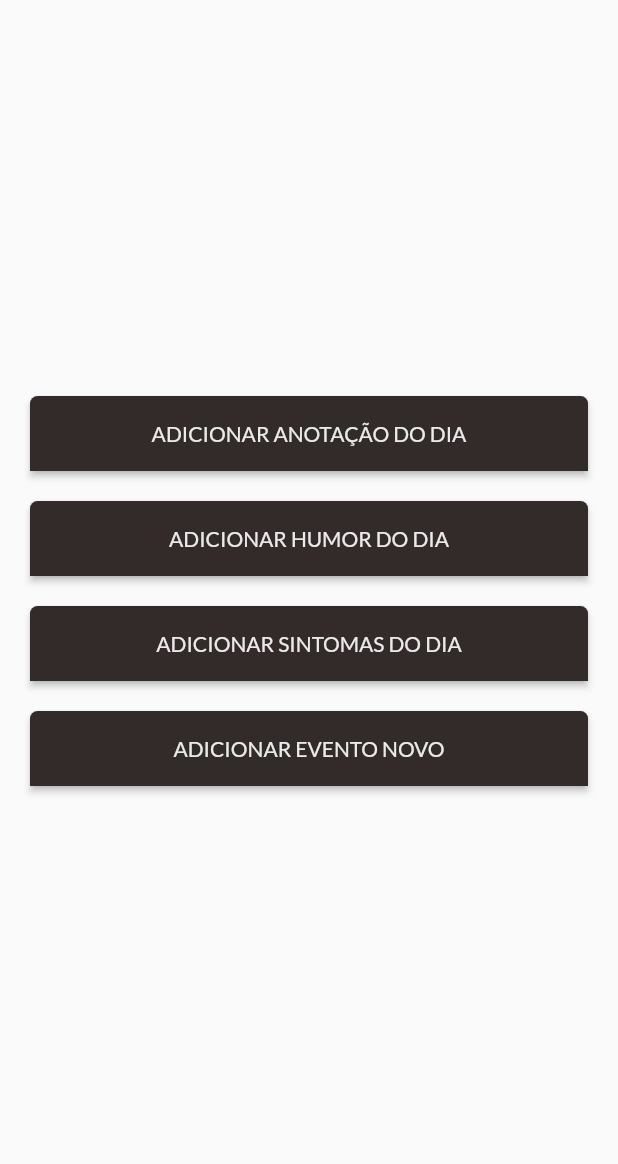
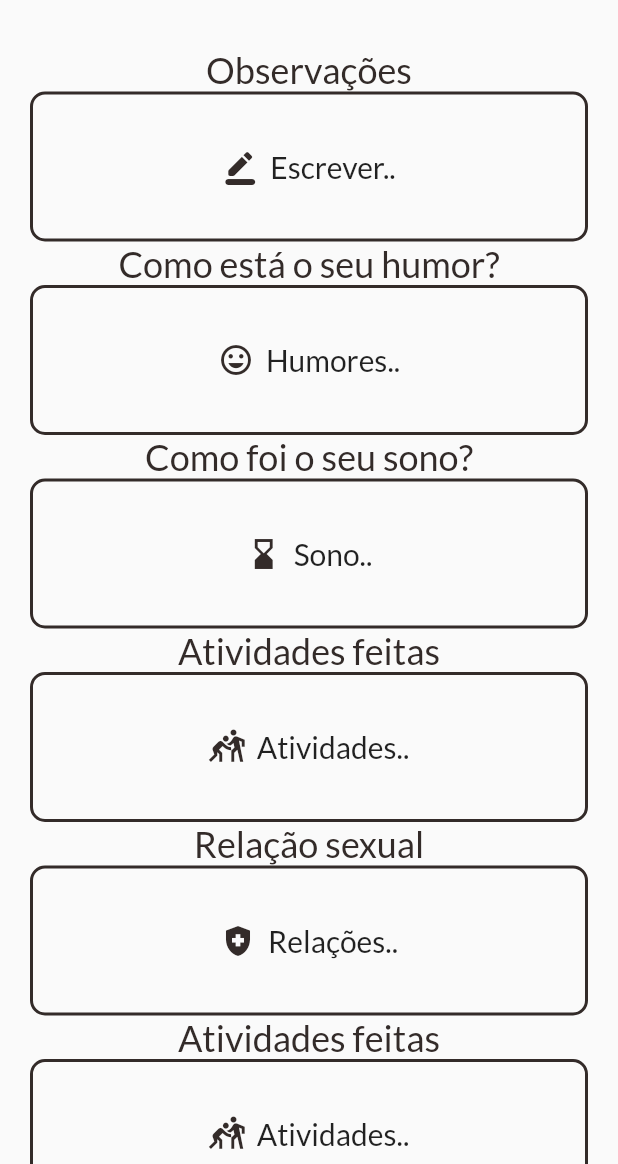
Before and after one commit to MyllaGraciani/app-aima, a Flutter app: the NotasPage screen opened directly, on a phone screen of 412 x 824 dp, the part 72-1236 px from its top. Run offline on Flutter 3.47's test engine with Material 2 defaults, Android fonts, the phone set to English and light mode, and no system bars; our stand-ins replace firebase_core, table_calendar; accounts and stored records are empty.

Commit message:
testando layouts para anotações

```diff
--- a/lib/ui/android/pages/notas.page.dart
+++ b/lib/ui/android/pages/notas.page.dart
@@ -1,6 +1,6 @@
-import 'package:aima/ui/shared/pages/embreve.page.dart';
 import 'package:aima/ui/shared/widgets/appbar.widget.dart';
-import 'package:aima/ui/shared/widgets/button.widget.dart';
+import 'package:aima/ui/shared/widgets/box.widget.dart';
+
 import 'package:flutter/material.dart';
 
 class NotasPage extends StatelessWidget {
@@ -11,75 +11,48 @@ class NotasPage extends StatelessWidget {
         label: 'Anotações',
         textStyleSub: Theme.of(context).textTheme.subtitle1,
       ),
-      body: Container(
+      body: ListView(
+        children: [
+          Container(
             padding: EdgeInsets.all(20),
             child: Column(
-          mainAxisAlignment: MainAxisAlignment.center,
+              mainAxisAlignment: MainAxisAlignment.spaceEvenly,
               children: [
-            ButtonWidgetGeneric(
-              typeButton: ElevatedButton(
-                child: Text("ADICIONAR ANOTAÇÃO DO DIA"),
-                onPressed: () {
-                  Navigator.push(
-                    context,
-                    MaterialPageRoute(
-                      builder: (context) => EmBrevePage(),
+                BoxWidget(
+                  titleAsk: "Observações",
+                  descButton: "Escrever..",
+                  iconButton: Icon(Icons.border_color_rounded),
                 ),
-                  );
-                },
+                BoxWidget(
+                  titleAsk: "Como está o seu humor?",
+                  descButton: "Humores..",
+                  iconButton: Icon(Icons.tag_faces_outlined),
                 ),
+                BoxWidget(
+                  titleAsk: "Como foi o seu sono?",
+                  descButton: "Sono..",
+                  iconButton: Icon(Icons.hourglass_bottom),
                 ),
-            SizedBox(
-              height: 20,
+                BoxWidget(
+                  titleAsk: "Atividades feitas",
+                  descButton: "Atividades..",
+                  iconButton: Icon(Icons.sports_kabaddi_outlined),
                 ),
-            ButtonWidgetGeneric(
-              typeButton: ElevatedButton(
-                child: Text("ADICIONAR HUMOR DO DIA"),
-                onPressed: () {
-                  Navigator.push(
-                    context,
-                    MaterialPageRoute(
-                      builder: (context) => EmBrevePage(),
+                BoxWidget(
+                  titleAsk: "Relação sexual",
+                  descButton: "Relações..",
+                  iconButton: Icon(Icons.health_and_safety_sharp),
                 ),
-                  );
-                },
+                BoxWidget(
+                  titleAsk: "Atividades feitas",
+                  descButton: "Atividades..",
+                  iconButton: Icon(Icons.sports_kabaddi_outlined),
                 ),
-            ),
-            SizedBox(
-              height: 20,
-            ),
-            ButtonWidgetGeneric(
-              typeButton: ElevatedButton(
-                child: Text("ADICIONAR SINTOMAS DO DIA"),
-                onPressed: () {
-                  Navigator.push(
-                    context,
-                    MaterialPageRoute(
-                      builder: (context) => EmBrevePage(),
-                    ),
-                  );
-                },
-              ),
-            ),
-            SizedBox(
-              height: 20,
-            ),
-            ButtonWidgetGeneric(
-              typeButton: ElevatedButton(
-                child: Text("ADICIONAR EVENTO NOVO"),
-                onPressed: () {
-                  Navigator.push(
-                    context,
-                    MaterialPageRoute(
-                      builder: (context) => EmBrevePage(),
-                    ),
-                  );
-                },
+              ],
             ),
           ),
         ],
       ),
-      ),
     );
   }
 }
--- /dev/null
+++ b/lib/ui/shared/widgets/box.widget.dart
@@ -0,0 +1,46 @@
+import 'package:flutter/material.dart';
+
+class BoxWidget extends StatelessWidget {
+  final String titleAsk;
+  final String descButton;
+  final Icon iconButton;
+
+  BoxWidget(
+      {required this.titleAsk,
+      required this.descButton,
+      required this.iconButton});
+
+  @override
+  Widget build(BuildContext context) {
+    return Column(
+      mainAxisAlignment: MainAxisAlignment.center,
+      children: [
+        Text(
+          titleAsk,
+          style: Theme.of(context).textTheme.headline5,
+        ),
+        Container(
+          decoration: BoxDecoration(
+            border: Border.all(
+              width: 2,
+              color: Theme.of(context).primaryColor,
+            ),
+            borderRadius: BorderRadius.all(
+              Radius.circular(10.0),
+            ),
+          ),
+          width: double.maxFinite,
+          height: 100,
+          child: TextButton.icon(
+            onPressed: () {},
+            icon: iconButton,
+            label: Text(
+              descButton,
+              style: Theme.of(context).textTheme.headline6,
+            ),
+          ),
+        ),
+      ],
+    );
+  }
+}
--- a/lib/ui/shared/widgets/input.widget.dart
+++ b/lib/ui/shared/widgets/input.widget.dart
@@ -15,6 +15,7 @@ class InputWidget extends StatelessWidget {
   @override
   Widget build(BuildContext context) {
     return TextFormField(
+      autofocus: true,
       keyboardType: typeKeyboard,
       obscureText: obscure,
       decoration: InputDecoration(
--- a/lib/ui/shared/widgets/list.card.widget.dart
+++ b/lib/ui/shared/widgets/list.card.widget.dart
@@ -5,7 +5,7 @@ class ListCardWidget extends StatelessWidget {
   @override
   Widget build(BuildContext context) {
     return Container(
-      margin: EdgeInsets.symmetric(horizontal: 20, vertical: 15),
+      // margin: EdgeInsets.symmetric(horizontal: 20, vertical: 15),
       height: 90,
       child: ListView(
         scrollDirection: Axis.horizontal,
```
Lines whose indentation alone changed are shown as unchanged.
